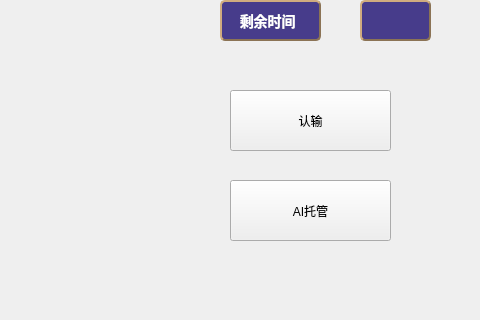
programming-team-X-C-X/Surakarta-private, file surakarta-client/game_view.ui: the form before one commit; both pictures show x 570 to 1050 and y 380 to 700 of the 1050 by 700 pixel window.
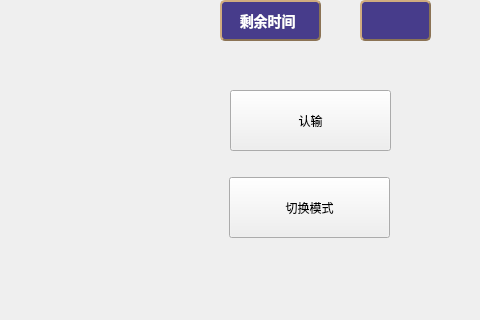
The form after the commit.

Commit message: repair game logic

The edit to the form file:
```diff
--- a/surakarta-client/game_view.ui
+++ b/surakarta-client/game_view.ui
@@ -449,14 +449,14 @@
   <widget class="QPushButton" name="useAi">
    <property name="geometry">
     <rect>
-     <x>800</x>
-     <y>560</y>
+     <x>799</x>
+     <y>557</y>
      <width>161</width>
      <height>61</height>
     </rect>
    </property>
    <property name="text">
-    <string>AI托管</string>
+    <string>切换模式</string>
    </property>
   </widget>
  </widget>
```
Left out of the diff: 2 changed lines with no effect on the pictures. The commit also changes 14 other files.
